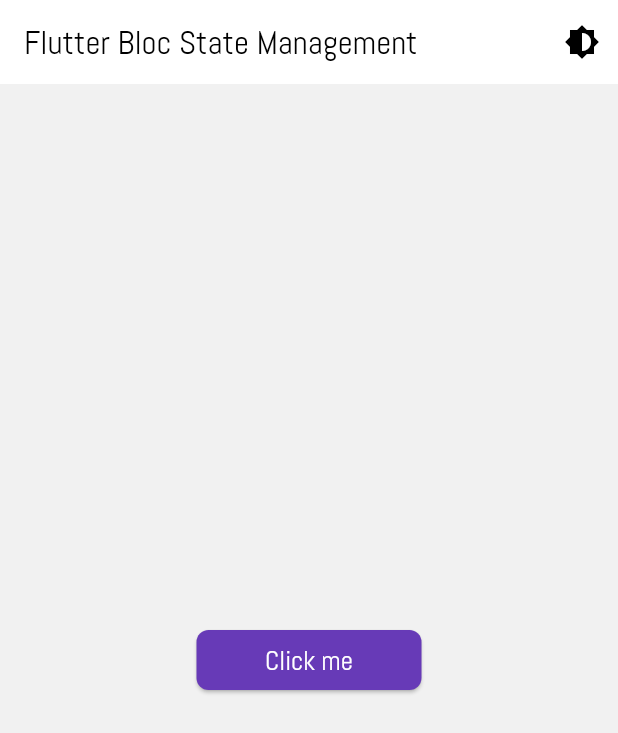
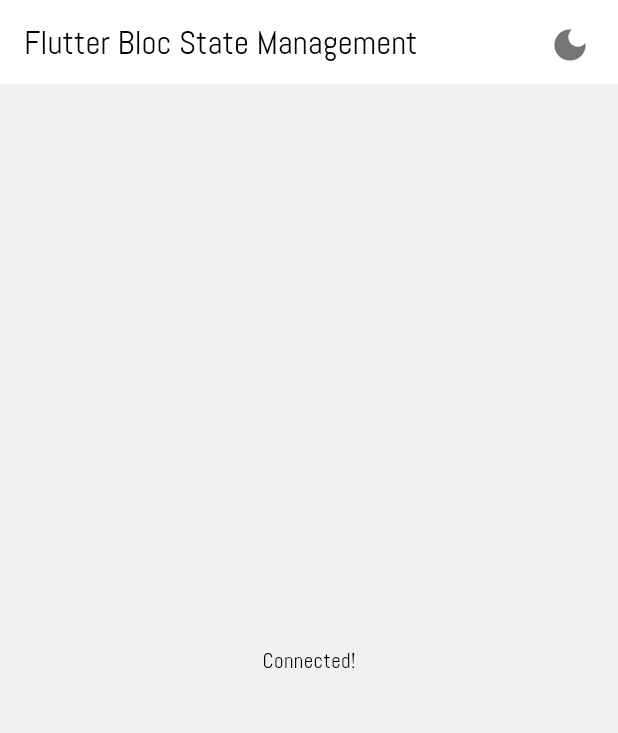
Before and after one commit to AvadhutBhong/Bloc-State-Management, a Flutter app: the screen it shows after launch, on a phone screen of 412 x 824 dp. Shown: the top 733 px of the screen. Run offline on Flutter 3.47's test engine with Material 3 defaults, Android fonts, the phone set to English and light mode, and no system bars; our stand-ins replace connectivity_plus, flutter_bloc.

Commit message:
Toggle theme implement

```diff
--- /dev/null
+++ b/lib/Blocs/Internet_bloc/internet_bloc.dart
@@ -0,0 +1,28 @@
+import 'dart:async';
+import 'package:bloc_state_management/Blocs/Internet_bloc/internet_event.dart';
+import 'package:bloc_state_management/Blocs/Internet_bloc/internet_state.dart';
+import 'package:connectivity_plus/connectivity_plus.dart';
+import 'package:flutter_bloc/flutter_bloc.dart';
+
+class InternetBloc extends Bloc<InternetEvent, InternetState> {
+
+  StreamSubscription<List<ConnectivityResult>>? subscription;
+  InternetBloc() : super(InternetInitialState()){
+      on<InternetLostEvent>((event, emit)=>emit(InternetLostState()));
+      on<InternetGainedEvent>((event, emit)=> emit(InternetGainedState()));
+
+      subscription = Connectivity().onConnectivityChanged.listen((List<ConnectivityResult> result) {
+        if(result.contains(ConnectivityResult.mobile) || result.contains(ConnectivityResult.wifi)){
+          add(InternetGainedEvent());
+        }else{
+          add(InternetLostEvent());
+        }
+      });
+  }
+
+  @override
+  Future<void> close() {
+    subscription?.cancel();
+    return super.close();
+  }
+}
--- /dev/null
+++ b/lib/Blocs/Internet_bloc/internet_event.dart
@@ -0,0 +1,5 @@
+abstract class InternetEvent{}
+
+class InternetLostEvent extends InternetEvent{}
+
+class InternetGainedEvent extends InternetEvent{}
--- /dev/null
+++ b/lib/Blocs/Internet_bloc/internet_state.dart
@@ -0,0 +1,7 @@
+abstract class InternetState{}
+
+class InternetInitialState extends InternetState{}
+
+class InternetLostState extends InternetState{}
+
+class InternetGainedState extends InternetState{}
--- /dev/null
+++ b/lib/Blocs/themeBlocs/ThemeEvent.dart
@@ -0,0 +1,11 @@
+import 'package:flutter/material.dart';
+
+class ThemeState {
+  final ThemeData themeData;
+
+  ThemeState({required this.themeData});
+}
+
+abstract class ThemeEvent {}
+
+class ToggleThemeEvent extends ThemeEvent {}
--- /dev/null
+++ b/lib/Blocs/themeBlocs/theme_bloc.dart
@@ -0,0 +1,13 @@
+import 'package:bloc_state_management/Blocs/themeBlocs/ThemeEvent.dart';
+import 'package:bloc_state_management/themes/theme.dart';
+import 'package:flutter_bloc/flutter_bloc.dart';
+
+class ThemeBloc extends Bloc<ThemeEvent, ThemeState> {
+  ThemeBloc() : super(ThemeState(themeData: AppTheme.lightTheme)){
+      on<ToggleThemeEvent> ((event, emit) {
+        emit(
+          ThemeState(themeData: state.themeData == AppTheme.lightTheme ? AppTheme.darkTheme : AppTheme.lightTheme)
+        );
+      });
+  }
+}
--- a/lib/main.dart
+++ b/lib/main.dart
@@ -1,54 +1,108 @@
-import 'package:bloc_state_management/themes/text_styles.dart';
-import 'package:bloc_state_management/themes/theme.dart';
 import 'package:flutter/material.dart';
-
-// import 'app_theme.dart'; // Adjust the import based on your file structure
+import 'package:flutter_bloc/flutter_bloc.dart';
+import 'Blocs/Internet_bloc/internet_state.dart';
+import 'Blocs/themeBlocs/theme_bloc.dart';
+import 'Blocs/themeBlocs/ThemeEvent.dart';
+import 'Blocs/Internet_bloc/internet_bloc.dart';
+import 'themes/theme.dart';
 
 void main() {
-  runApp(MyApp());
+  runApp(const MyApp());
 }
 
 class MyApp extends StatelessWidget {
+  const MyApp({super.key});
+
   @override
   Widget build(BuildContext context) {
-    return MaterialApp(
-
-      title: 'Flutter Demo',
-      debugShowCheckedModeBanner: false,
-      theme: AppTheme.lightTheme,  // Use light theme
-      darkTheme: AppTheme.darkTheme,  // Use dark theme
-      themeMode: ThemeMode.system,  // Automatically switch based on system mode
-      home: MyHomePage(),
+    return MultiBlocProvider(
+      providers: [
+        BlocProvider(create: (context) => InternetBloc()),
+        BlocProvider(create: (context) => ThemeBloc()),
+      ],
+      child: BlocBuilder<ThemeBloc, ThemeState>(
+        builder: (context, state) {
+          return MaterialApp(
+            title: 'Flutter Demo',
+            debugShowCheckedModeBanner: false,
+            theme: state.themeData, // Theme managed by Bloc
+            home: const MyHomePage(),
+          );
+        },
+      ),
     );
   }
 }
 
 class MyHomePage extends StatelessWidget {
+  const MyHomePage({super.key});
+
   @override
   Widget build(BuildContext context) {
+    final isLightTheme = BlocProvider.of<ThemeBloc>(context).state.themeData == AppTheme.lightTheme;
+
     return Scaffold(
       appBar: AppBar(
-
-        title: Text('Flutter Bloc State Management'),
+        title: const Text('Flutter Bloc State Management'),
         actions: [
-          IconButton(
-            icon: Icon(Icons.brightness_6),
-            onPressed: () {
-              // Here you can add functionality for theme toggle
-            },
+          // Wrap the button in Padding to make it visible
+          Padding(
+            padding: const EdgeInsets.all(8.0),
+            child: ThemeToggleButton(isLightTheme: isLightTheme),
           ),
         ],
       ),
-
       body: Center(
-        child: ElevatedButton(
-          onPressed: () {},
-          child: Text('Click me', style: AppTextStyles.buttonText),
-          style: ElevatedButton.styleFrom(
-            fixedSize: Size(150, 40),
-          ),// Use buttonText directly
+        child: BlocConsumer<InternetBloc, InternetState>(
+          listener: (context, state) {
+            if (state is InternetGainedState) {
+              ScaffoldMessenger.of(context).showSnackBar(
+                const SnackBar(content: Text('Internet connected!'), backgroundColor: Colors.green),
+              );
+            } else if (state is InternetLostState) {
+              ScaffoldMessenger.of(context).showSnackBar(
+                const SnackBar(content: Text('You are disconnected!'), backgroundColor: Colors.red),
+              );
+            }
+          },
+          builder: (context, state) {
+            if (state is InternetLostState) {
+              return const Text('Not connected!');
+            } else if (state is InternetGainedState) {
+              return const Text('Connected!');
+            } else {
+              return const Text('Loading...');
+            }
+          },
         ),
       ),
     );
   }
 }
+
+class ThemeToggleButton extends StatelessWidget {
+  final bool isLightTheme;
+
+  const ThemeToggleButton({super.key, required this.isLightTheme});
+
+  @override
+  Widget build(BuildContext context) {
+    return IconButton(
+      onPressed: () {
+        context.read<ThemeBloc>().add(ToggleThemeEvent());
+      },
+      icon: AnimatedSwitcher(
+        duration: const Duration(milliseconds: 500),
+        transitionBuilder: (Widget child, Animation<double> animation) {
+          return RotationTransition(
+            turns: child.key == const ValueKey('sun') ? Tween(begin: 1.0, end: 0.75).animate(animation) : animation,
+            child: ScaleTransition(scale: animation, child: child),
+          );
+        },
+        child: isLightTheme
+            ? const Icon(Icons.dark_mode, key: ValueKey('moon'), size: 28, color: Colors.black54)
+            : const Icon(Icons.light_mode, key: ValueKey('sun'), size: 28, color: Colors.yellowAccent),
+      ),
+    );
+  }
+}
```
